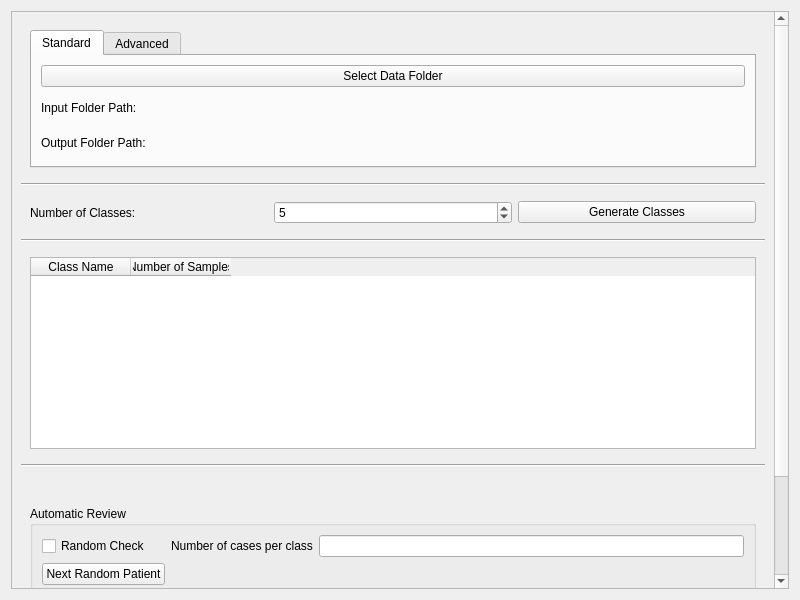
The window that ClassAnnotation/Resources/UI/ClassAnnotation.ui (lorenaromeo/SlicerClassAnnotation) describes before a commit, drawn with Qt 5.
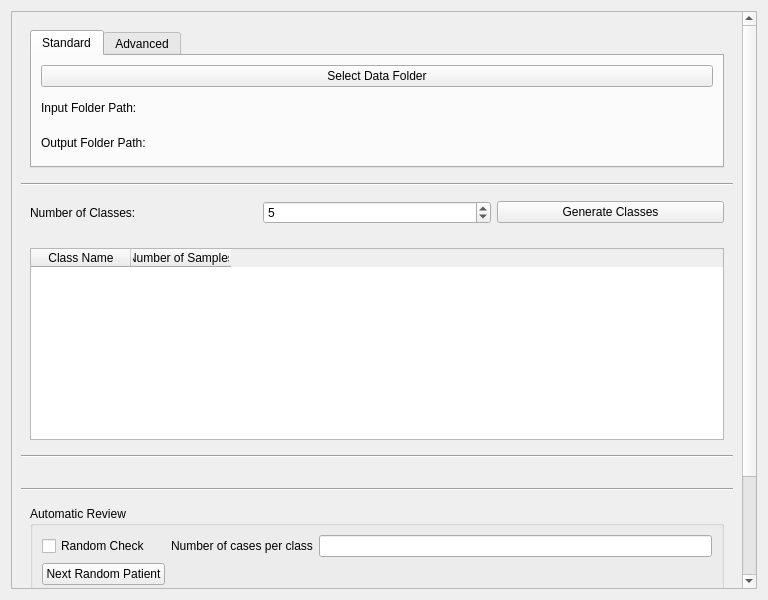
The same window after the commit. The open tabs and pages were chosen to show the change. Custom widgets are drawn as their Qt base class.

Commit message: added dialog to show supported datasets

What changed in the file:
```diff
--- a/ClassAnnotation/Resources/UI/ClassAnnotation.ui
+++ b/ClassAnnotation/Resources/UI/ClassAnnotation.ui
@@ -9,10 +9,16 @@
    <rect>
     <x>0</x>
     <y>0</y>
-    <width>800</width>
+    <width>768</width>
     <height>600</height>
    </rect>
   </property>
+  <property name="sizePolicy">
+   <sizepolicy hsizetype="Expanding" vsizetype="Expanding">
+    <horstretch>0</horstretch>
+    <verstretch>0</verstretch>
+   </sizepolicy>
+  </property>
   <layout class="QVBoxLayout" name="mainLayout">
    <item>
     <widget class="QScrollArea" name="scrollArea">
@@ -24,13 +30,19 @@
        <rect>
         <x>0</x>
         <y>0</y>
-        <width>774</width>
+        <width>727</width>
         <height>837</height>
        </rect>
       </property>
       <layout class="QVBoxLayout" name="scrollLayout">
        <item>
         <widget class="ctkCollapsibleButton" name="inputGroupBox" native="true">
+         <property name="sizePolicy">
+          <sizepolicy hsizetype="Expanding" vsizetype="Expanding">
+           <horstretch>0</horstretch>
+           <verstretch>0</verstretch>
+          </sizepolicy>
+         </property>
          <property name="text" stdset="0">
           <string>Input/Output</string>
          </property>
@@ -38,7 +50,7 @@
           <item>
            <widget class="QTabWidget" name="tabWidget">
             <property name="currentIndex">
-             <number>1</number>
+             <number>0</number>
             </property>
             <widget class="QWidget" name="tab_standard">
              <attribute name="title">
@@ -110,6 +122,12 @@
        </item>
        <item>
         <widget class="QFrame" name="line_3">
+         <property name="sizePolicy">
+          <sizepolicy hsizetype="Expanding" vsizetype="Fixed">
+           <horstretch>0</horstretch>
+           <verstretch>0</verstretch>
+          </sizepolicy>
+         </property>
          <property name="frameShape">
           <enum>QFrame::HLine</enum>
          </property>
@@ -120,18 +138,17 @@
        </item>
        <item>
         <widget class="ctkCollapsibleButton" name="configurationGroupBox" native="true">
+         <property name="sizePolicy">
+          <sizepolicy hsizetype="Expanding" vsizetype="Expanding">
+           <horstretch>0</horstretch>
+           <verstretch>0</verstretch>
+          </sizepolicy>
+         </property>
          <property name="text" stdset="0">
           <string>Configuration</string>
          </property>
-         <layout class="QHBoxLayout" name="configurationLayout">
-          <item>
-           <widget class="QLabel" name="labelNumClasses">
-            <property name="text">
-             <string>Number of Classes:</string>
-            </property>
-           </widget>
-          </item>
-          <item>
+         <layout class="QGridLayout" name="gridLayout_2">
+          <item row="0" column="1">
            <widget class="QSpinBox" name="classCountInput">
             <property name="minimum">
              <number>2</number>
@@ -144,8 +161,21 @@
             </property>
            </widget>
           </item>
-          <item>
+          <item row="0" column="0">
+           <widget class="QLabel" name="labelNumClasses">
+            <property name="text">
+             <string>Number of Classes:</string>
+            </property>
+           </widget>
+          </item>
+          <item row="0" column="2">
            <widget class="QPushButton" name="generateClassesButton">
+            <property name="sizePolicy">
+             <sizepolicy hsizetype="Minimum" vsizetype="Fixed">
+              <horstretch>0</horstretch>
+              <verstretch>0</verstretch>
+             </sizepolicy>
+            </property>
             <property name="text">
              <string>Generate Classes</string>
             </property>
@@ -154,18 +184,14 @@
          </layout>
         </widget>
        </item>
-       <item>
-        <widget class="QFrame" name="line_3">
-         <property name="frameShape">
-          <enum>QFrame::HLine</enum>
-         </property>
-         <property name="frameShadow">
-          <enum>QFrame::Sunken</enum>
-         </property>
-        </widget>
-       </item>
        <item>
         <widget class="ctkCollapsibleButton" name="datasetOverviewGroupBox" native="true">
+         <property name="sizePolicy">
+          <sizepolicy hsizetype="Expanding" vsizetype="Expanding">
+           <horstretch>0</horstretch>
+           <verstretch>0</verstretch>
+          </sizepolicy>
+         </property>
          <property name="text" stdset="0">
           <string>Dataset Overview</string>
          </property>
@@ -204,6 +230,12 @@
        </item>
        <item>
         <widget class="QFrame" name="line_3">
+         <property name="sizePolicy">
+          <sizepolicy hsizetype="Expanding" vsizetype="Fixed">
+           <horstretch>0</horstretch>
+           <verstretch>0</verstretch>
+          </sizepolicy>
+         </property>
          <property name="frameShape">
           <enum>QFrame::HLine</enum>
          </property>
@@ -214,20 +246,54 @@
        </item>
        <item>
         <widget class="ctkCollapsibleButton" name="classificationGroupBox" native="true">
+         <property name="sizePolicy">
+          <sizepolicy hsizetype="Expanding" vsizetype="Expanding">
+           <horstretch>0</horstretch>
+           <verstretch>0</verstretch>
+          </sizepolicy>
+         </property>
          <property name="text" stdset="0">
           <string>Classification</string>
          </property>
          <layout class="QVBoxLayout" name="classificationLayout"/>
         </widget>
        </item>
+       <item>
+        <widget class="QFrame" name="line_3">
+         <property name="sizePolicy">
+          <sizepolicy hsizetype="Expanding" vsizetype="Fixed">
+           <horstretch>0</horstretch>
+           <verstretch>0</verstretch>
+          </sizepolicy>
+         </property>
+         <property name="frameShape">
+          <enum>QFrame::HLine</enum>
+         </property>
+         <property name="frameShadow">
+          <enum>QFrame::Sunken</enum>
+         </property>
+        </widget>
+       </item>
        <item>
         <widget class="ctkCollapsibleButton" name="reviewGroupBox" native="true">
+         <property name="sizePolicy">
+          <sizepolicy hsizetype="Expanding" vsizetype="Expanding">
+           <horstretch>0</horstretch>
+           <verstretch>0</verstretch>
+          </sizepolicy>
+         </property>
          <property name="text" stdset="0">
           <string>Review</string>
          </property>
          <layout class="QVBoxLayout" name="reviewLayout">
           <item>
            <widget class="QGroupBox" name="automaticReviewGroupBox">
+            <property name="sizePolicy">
+             <sizepolicy hsizetype="Expanding" vsizetype="Expanding">
+              <horstretch>0</horstretch>
+              <verstretch>0</verstretch>
+             </sizepolicy>
+            </property>
             <property name="title">
              <string>Automatic Review</string>
             </property>
@@ -261,6 +327,12 @@
           </item>
           <item>
            <widget class="QGroupBox" name="manualReviewGroupBox">
+            <property name="sizePolicy">
+             <sizepolicy hsizetype="Expanding" vsizetype="Expanding">
+              <horstretch>0</horstretch>
+              <verstretch>0</verstretch>
+             </sizepolicy>
+            </property>
             <property name="title">
              <string>Manual Review</string>
             </property>
```
Left out of the diff: 1 changed line with no effect on the pictures. The commit also changes 1 other file.
